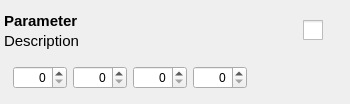
First picture: the form in src/parameter/ParameterEntryWidget.ui, repository openscad/openscad, before the edit.
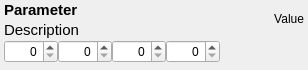
Second picture: the form after the edit. The open tabs and pages were chosen to show the change.

Commit message: place the sliderValue above the slider, so that the value does not affect the length of the slider

```diff
--- a/src/parameter/ParameterEntryWidget.ui
+++ b/src/parameter/ParameterEntryWidget.ui
@@ -6,8 +6,8 @@
    <rect>
     <x>0</x>
     <y>0</y>
-    <width>350</width>
-    <height>104</height>
+    <width>308</width>
+    <height>70</height>
    </rect>
   </property>
   <property name="sizePolicy">
@@ -30,7 +30,7 @@
     <number>4</number>
    </property>
    <property name="topMargin">
-    <number>4</number>
+    <number>0</number>
    </property>
    <property name="rightMargin">
     <number>4</number>
@@ -87,22 +87,6 @@
        <property name="spacing">
         <number>0</number>
        </property>
-       <item row="0" column="1">
-        <widget class="QLabel" name="labelSliderValue">
-         <property name="sizePolicy">
-          <sizepolicy hsizetype="Minimum" vsizetype="Maximum">
-           <horstretch>0</horstretch>
-           <verstretch>0</verstretch>
-          </sizepolicy>
-         </property>
-         <property name="text">
-          <string>Value</string>
-         </property>
-         <property name="margin">
-          <number>4</number>
-         </property>
-        </widget>
-       </item>
        <item row="0" column="0">
         <widget class="QSlider" name="slider">
          <property name="sizePolicy">
@@ -208,6 +192,21 @@
        </sizepolicy>
       </property>
       <layout class="QGridLayout" name="gridLayout_2">
+       <property name="leftMargin">
+        <number>0</number>
+       </property>
+       <property name="topMargin">
+        <number>0</number>
+       </property>
+       <property name="rightMargin">
+        <number>0</number>
+       </property>
+       <property name="bottomMargin">
+        <number>4</number>
+       </property>
+       <property name="spacing">
+        <number>0</number>
+       </property>
        <item row="0" column="1">
         <widget class="QDoubleSpinBox" name="doubleSpinBox2">
          <property name="sizePolicy">
@@ -308,6 +307,15 @@
      </property>
      <item>
       <layout class="QVBoxLayout" name="verticalLayout">
+       <property name="spacing">
+        <number>2</number>
+       </property>
+       <property name="topMargin">
+        <number>0</number>
+       </property>
+       <property name="bottomMargin">
+        <number>0</number>
+       </property>
        <item>
         <widget class="QLabel" name="labelParameter">
          <property name="sizePolicy">
@@ -369,7 +377,7 @@
         <number>0</number>
        </property>
        <property name="currentIndex">
-        <number>0</number>
+        <number>2</number>
        </property>
        <widget class="QWidget" name="pageCheckBox">
         <property name="sizePolicy">
@@ -426,6 +434,21 @@
          </sizepolicy>
         </property>
         <layout class="QGridLayout">
+         <property name="leftMargin">
+          <number>0</number>
+         </property>
+         <property name="topMargin">
+          <number>0</number>
+         </property>
+         <property name="rightMargin">
+          <number>0</number>
+         </property>
+         <property name="bottomMargin">
+          <number>0</number>
+         </property>
+         <property name="spacing">
+          <number>0</number>
+         </property>
          <item row="0" column="0">
           <widget class="QDoubleSpinBox" name="doubleSpinBox">
            <property name="sizePolicy">
@@ -447,6 +470,64 @@
          </item>
         </layout>
        </widget>
+       <widget class="QWidget" name="pageSliderValue">
+        <property name="sizePolicy">
+         <sizepolicy hsizetype="Maximum" vsizetype="Maximum">
+          <horstretch>0</horstretch>
+          <verstretch>0</verstretch>
+         </sizepolicy>
+        </property>
+        <layout class="QGridLayout">
+         <property name="leftMargin">
+          <number>0</number>
+         </property>
+         <property name="topMargin">
+          <number>0</number>
+         </property>
+         <property name="rightMargin">
+          <number>0</number>
+         </property>
+         <property name="bottomMargin">
+          <number>0</number>
+         </property>
+         <property name="spacing">
+          <number>0</number>
+         </property>
+         <item row="0" column="0">
+        <widget class="QLabel" name="labelSliderValue">
+         <property name="geometry">
+          <rect>
+           <x>10</x>
+           <y>-10</y>
+           <width>47</width>
+           <height>25</height>
+          </rect>
+         </property>
+         <property name="sizePolicy">
+          <sizepolicy hsizetype="Minimum" vsizetype="Maximum">
+           <horstretch>0</horstretch>
+           <verstretch>0</verstretch>
+          </sizepolicy>
+         </property>
+         <property name="minimumSize">
+          <size>
+           <width>40</width>
+           <height>0</height>
+          </size>
+         </property>
+         <property name="text">
+          <string>Value</string>
+         </property>
+         <property name="alignment">
+          <set>Qt::AlignRight|Qt::AlignTrailing|Qt::AlignVCenter</set>
+         </property>
+         <property name="margin">
+          <number>4</number>
+         </property>
+        </widget>
+        </item>
+        </layout>
+       </widget>
       </widget>
      </item>
     </layout>
```
The commit also changes 1 other file.
